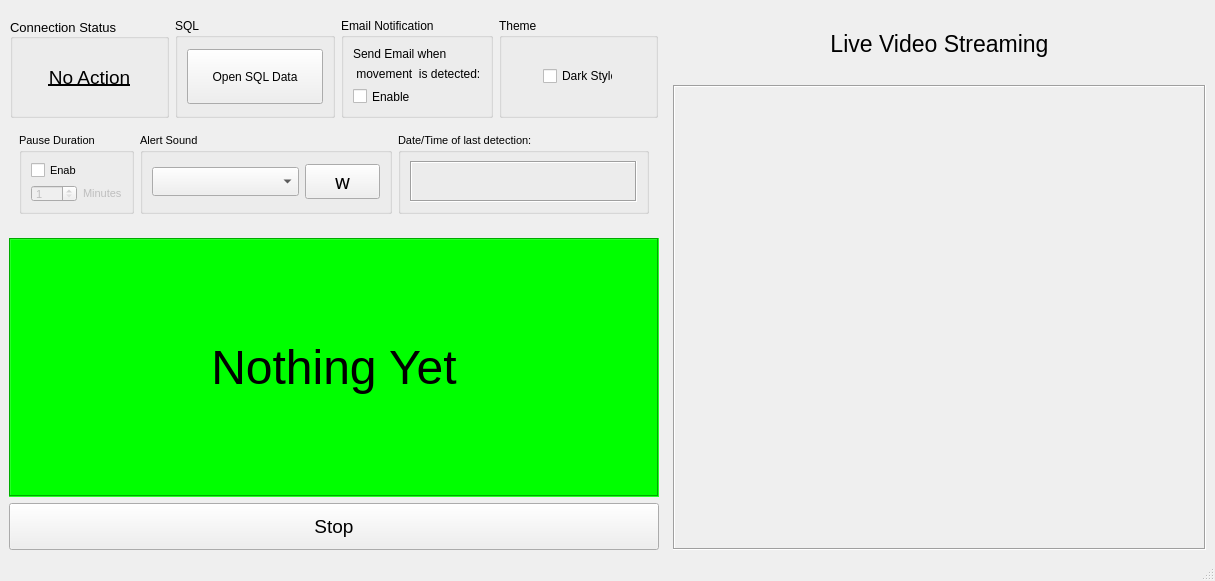
Above: MainWindow.ui from AHazimy/ADVP_Python_Proj before the change. Below: the same form after it.
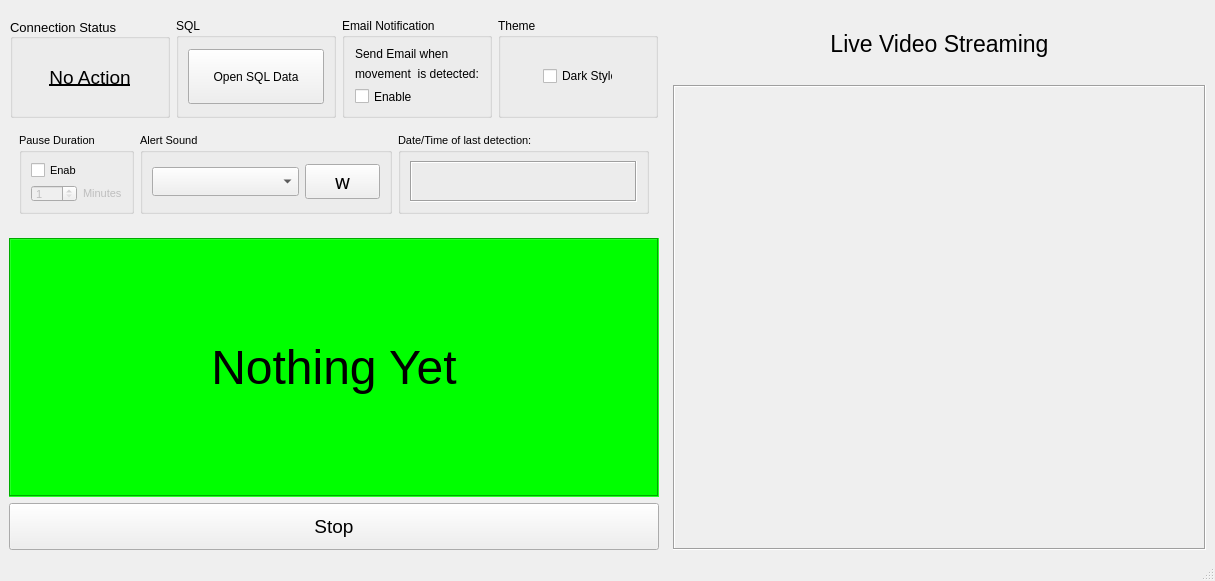
That is the form after the change.

Diff of the .ui file:
```diff
--- a/MainWindow.ui
+++ b/MainWindow.ui
@@ -160,7 +160,7 @@
                   <item>
                    <widget class="QLabel" name="label_5">
                     <property name="text">
-                     <string> movement  is detected:</string>
+                     <string>movement  is detected:</string>
                     </property>
                    </widget>
                   </item>
```
Left out of the diff: 3 changed lines with no effect on the pictures.
